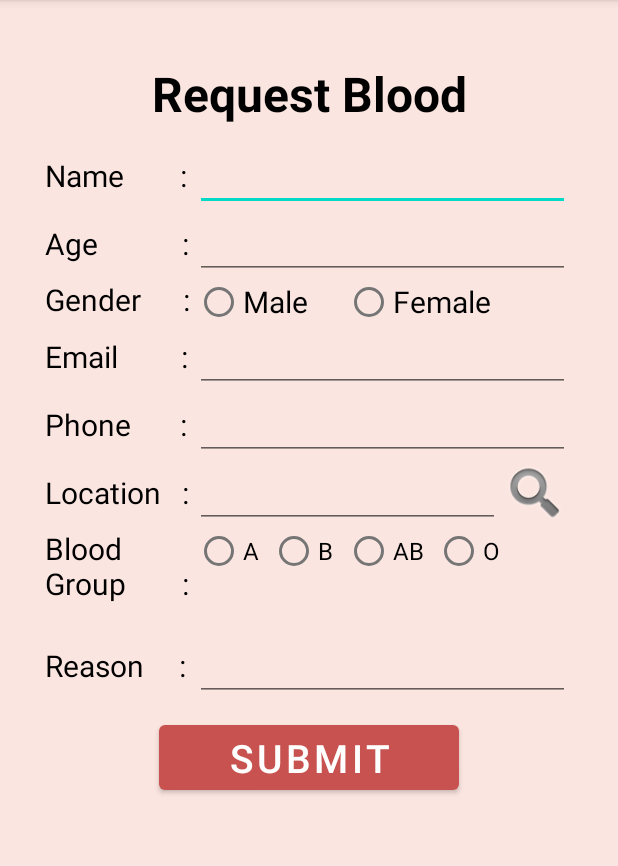
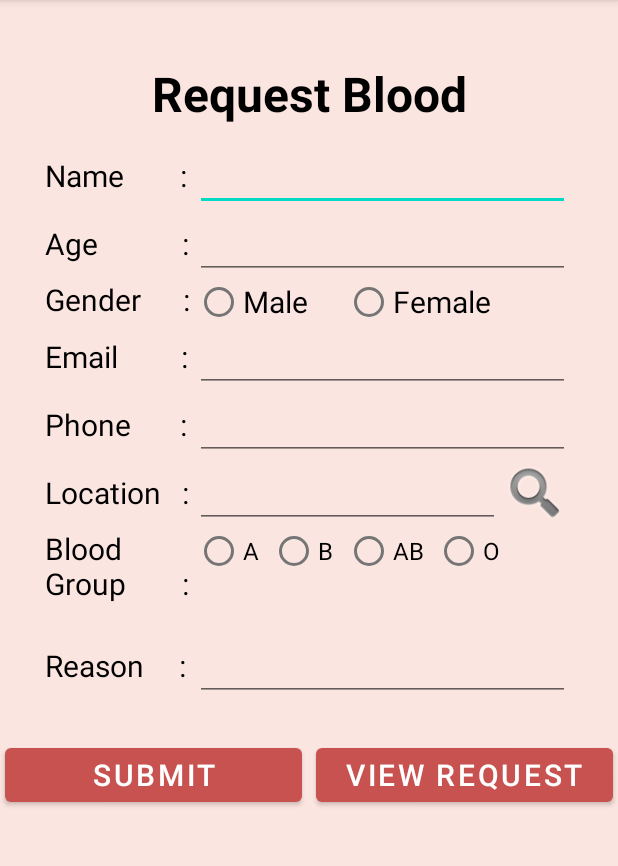
Before and after one commit to svenosha/BloodBankApp_Sec02_Group1, an Android app: the UserMakeRequest screen opened directly, with no data from a screen before it, on a phone screen of 412 x 824 dp, the part 84-950 px from its top. Run offline under Robolectric (Android 15) with nearby library versions, the phone set to English and light mode, and no system bars; our stand-ins replace Firebase (no records; nobody signed in at launch, a user with empty details on screens opened directly).

Commit message:
email and view

```diff
--- a/app/src/main/AndroidManifest.xml
+++ b/app/src/main/AndroidManifest.xml
@@ -13,6 +13,7 @@
         android:supportsRtl="true"
         android:theme="@style/Theme.BloodBank">
         <activity android:name=".EmailDonor"></activity>
+        <activity android:name=".AdminEmail"/>
         <activity android:name=".AdminConfirmUpdateBloodBank" />
         <activity android:name=".AdminManageBloodBank" />
         <activity android:name=".Email" />
--- a/app/src/main/java/com/example/bloodbank/UserMakeRequest.java
+++ b/app/src/main/java/com/example/bloodbank/UserMakeRequest.java
@@ -35,7 +35,7 @@ import java.util.Locale;
 
 public class UserMakeRequest extends AppCompatActivity implements LocationListener {
     private EditText name,age,email,phone,locations,reason;
-    private Button submit;
+    private Button submit,viewReq;
     private DatabaseReference reff;
     private Request request;
     private long maxid=0;
@@ -65,6 +65,7 @@ public class UserMakeRequest extends AppCompatActivity implements LocationListen
         bloodA = findViewById(R.id.rbA);
         bloodB = findViewById(R.id.rbB);
         bloodAB = findViewById(R.id.rbAB);
+        viewReq = findViewById(R.id.btn_view);
         bloodO = findViewById(R.id.rbO);
         submit = (Button) findViewById(R.id.btn_submit);
         request = new Request();
@@ -145,6 +146,14 @@ public class UserMakeRequest extends AppCompatActivity implements LocationListen
             }
         });
 
+        viewReq.setOnClickListener(new View.OnClickListener() {
+            @Override
+            public void onClick(View v) {
+                Intent intentMakeRequest = new Intent(UserMakeRequest.this, AdminRequestList.class);
+                startActivity(intentMakeRequest);
+            }
+        });
+
     }
 
 
--- a/app/src/main/res/layout/activity_make_request.xml
+++ b/app/src/main/res/layout/activity_make_request.xml
@@ -268,16 +268,37 @@
             android:text="" />
     </LinearLayout>
 
+
+    <LinearLayout
+        android:layout_width="match_parent"
+        android:layout_marginTop="15dp"
+        android:layout_height="wrap_content"
+        android:gravity="center"
+        android:orientation="horizontal">
+
         <Button
             android:id="@+id/btn_submit"
-        android:layout_width="200dp"
+            android:layout_width="198dp"
             android:layout_height="wrap_content"
             android:layout_gravity="center"
             android:layout_marginTop="10dp"
             android:layout_marginBottom="10dp"
             android:text="SUBMIT"
-        android:textSize="26sp"
+            android:textSize="20sp"
             app:backgroundTint="#C85250" />
+
+        <Button
+            android:id="@+id/btn_view"
+            android:layout_marginLeft="9dp"
+            android:layout_width="198dp"
+            android:layout_height="wrap_content"
+            android:layout_gravity="center"
+            android:layout_marginTop="10dp"
+            android:layout_marginBottom="10dp"
+            android:text="view request"
+            android:textSize="20sp"
+            app:backgroundTint="#C85250" />
+    </LinearLayout>
 
 
 </LinearLayout>
```
Lines whose indentation alone changed are shown as unchanged.
